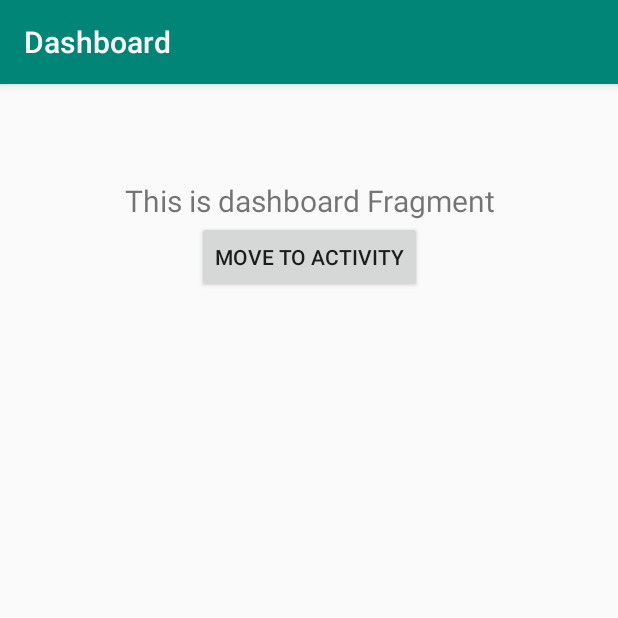
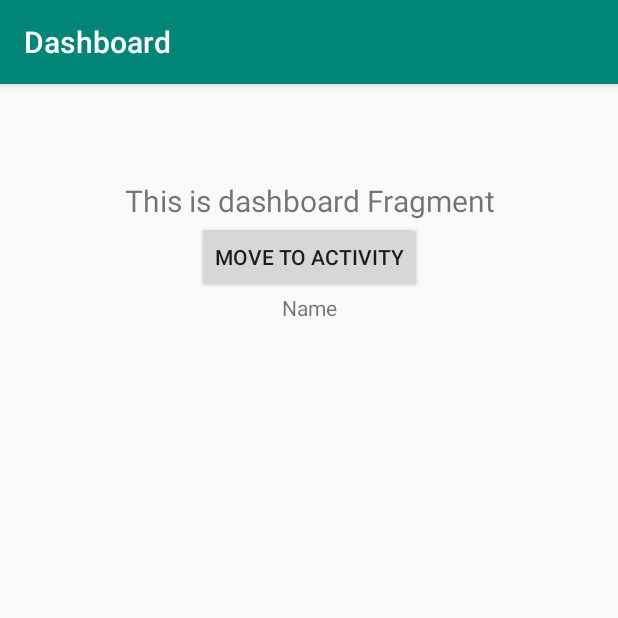
Before and after one commit to ticktakclock/BottomNavigationSample, an Android app: the screen it shows after launch (MainActivity), after a tap on "MOVE TO DASHBOARD", on a phone screen of 412 x 824 dp, the top half of it. Run offline under Robolectric (Android 15) with nearby library versions, the phone set to English and light mode, and no system bars; our stand-ins replace navigation-ui.

```diff
--- a/app/build.gradle
+++ b/app/build.gradle
@@ -3,6 +3,8 @@ apply plugin: 'com.android.application'
 apply plugin: 'kotlin-android'
 
 apply plugin: 'kotlin-android-extensions'
+
+apply plugin: "androidx.navigation.safeargs.kotlin"
 
 android {
     compileSdkVersion 29
--- a/app/src/main/java/com/github/ticktakclock/bottomnavigationsample/ui/dashboard/DashboardFragment.kt
+++ b/app/src/main/java/com/github/ticktakclock/bottomnavigationsample/ui/dashboard/DashboardFragment.kt
@@ -10,11 +10,13 @@ import androidx.fragment.app.Fragment
 import androidx.lifecycle.Observer
 import androidx.lifecycle.ViewModelProviders
 import androidx.navigation.fragment.findNavController
+import androidx.navigation.fragment.navArgs
 import com.github.ticktakclock.bottomnavigationsample.R
 
 class DashboardFragment : Fragment() {
 
     private lateinit var dashboardViewModel: DashboardViewModel
+    private val args: DashboardFragmentArgs by navArgs()
 
     override fun onCreateView(
         inflater: LayoutInflater,
@@ -32,6 +34,16 @@ class DashboardFragment : Fragment() {
         button.setOnClickListener {
             findNavController().navigate(R.id.action_navigation_dashboard_to_navigation_sub)
         }
+
+        // こちらでも良いがNullだったときの考慮が必要なためnavArgs()の利用を推奨
+//        arguments?.let {
+//            val args = DashboardFragmentArgs.fromBundle(it)
+//            val argsText: TextView = root.findViewById(R.id.text_args)
+//            argsText.text = args.editName
+//        }
+
+        val argsText: TextView = root.findViewById(R.id.text_args)
+        argsText.text = args.editName
         return root
     }
 }
--- a/app/src/main/java/com/github/ticktakclock/bottomnavigationsample/ui/home/HomeFragment.kt
+++ b/app/src/main/java/com/github/ticktakclock/bottomnavigationsample/ui/home/HomeFragment.kt
@@ -5,6 +5,7 @@ import android.view.LayoutInflater
 import android.view.View
 import android.view.ViewGroup
 import android.widget.Button
+import android.widget.EditText
 import android.widget.TextView
 import androidx.fragment.app.Fragment
 import androidx.lifecycle.Observer
@@ -30,7 +31,13 @@ class HomeFragment : Fragment() {
         })
         val button: Button = root.findViewById(R.id.button)
         button.setOnClickListener {
-            findNavController().navigate(R.id.action_navigation_home_to_navigation_dashboard)
+            val editText: EditText = root.findViewById(R.id.editText)
+            val textValue = editText.text.toString()
+            // 以前はリソースIDを直接指定していたが今回は引数を含めたDestinationを指定
+            val destination =
+                HomeFragmentDirections.actionNavigationHomeToNavigationDashboard(textValue)
+            findNavController().navigate(destination)
+//            findNavController().navigate(R.id.action_navigation_home_to_navigation_dashboard)
         }
         return root
     }
--- a/app/src/main/res/layout/fragment_dashboard.xml
+++ b/app/src/main/res/layout/fragment_dashboard.xml
@@ -25,4 +25,12 @@
         app:layout_constraintEnd_toEndOf="parent"
         app:layout_constraintStart_toStartOf="parent"
         app:layout_constraintTop_toBottomOf="@+id/text_dashboard" />
+
+    <TextView
+        android:id="@+id/text_args"
+        android:layout_width="wrap_content"
+        android:layout_height="wrap_content"
+        app:layout_constraintEnd_toEndOf="parent"
+        app:layout_constraintStart_toStartOf="parent"
+        app:layout_constraintTop_toBottomOf="@+id/button" />
 </androidx.constraintlayout.widget.ConstraintLayout>
--- a/app/src/main/res/navigation/mobile_navigation.xml
+++ b/app/src/main/res/navigation/mobile_navigation.xml
@@ -31,6 +31,9 @@
             app:exitAnim="@anim/nav_default_exit_anim"
             app:popEnterAnim="@anim/nav_default_pop_enter_anim"
             app:popExitAnim="@anim/nav_default_pop_exit_anim" />
+        <argument
+            android:name="editName"
+            app:argType="string" />
     </fragment>
 
     <fragment
--- a/build.gradle
+++ b/build.gradle
@@ -12,6 +12,8 @@ buildscript {
         classpath "org.jetbrains.kotlin:kotlin-gradle-plugin:$kotlin_version"
         // NOTE: Do not place your application dependencies here; they belong
         // in the individual module build.gradle files
+        def nav_version = "2.1.0"
+        classpath "androidx.navigation:navigation-safe-args-gradle-plugin:$nav_version"
     }
 }
 
```
Also changed, not shown: app/src/main/res/layout/fragment_home.xml (+12 -0 lines).
